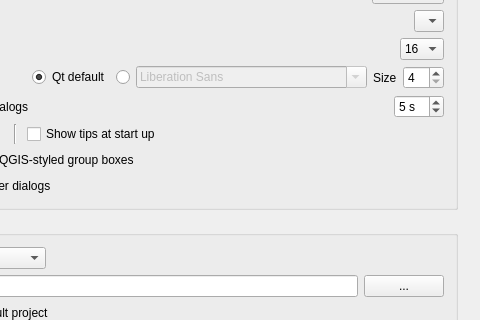
This is src/ui/qgsoptionsbase.ui in qgis/QGIS as Qt 5 draws it before an edit; both pictures show x 368 to 848 and y 91 to 411 of the 848 by 705 pixel window. The edited form follows.
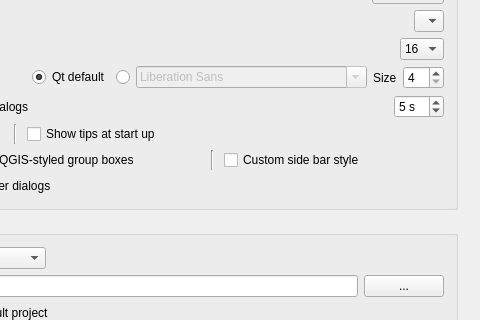
This is the edited form. Icons and pictures are not drawn. Custom widgets are drawn as their Qt base class.

Commit message:
Update to new style side bar style for dialogs.
	- New blue-grey with white text style dialog
	- Side panel runs top to bottom
	- Icon size is read from settings
	- Option to disable in options dialog

```diff
--- a/src/ui/qgsoptionsbase.ui
+++ b/src/ui/qgsoptionsbase.ui
@@ -278,8 +278,8 @@
                <rect>
                 <x>0</x>
                 <y>0</y>
-                <width>687</width>
-                <height>650</height>
+                <width>675</width>
+                <height>639</height>
                </rect>
               </property>
               <layout class="QVBoxLayout" name="verticalLayout_28">
@@ -604,6 +604,26 @@
                       </property>
                      </widget>
                     </item>
+                    <item>
+                     <widget class="Line" name="line_5">
+                      <property name="minimumSize">
+                       <size>
+                        <width>12</width>
+                        <height>0</height>
+                       </size>
+                      </property>
+                      <property name="orientation">
+                       <enum>Qt::Vertical</enum>
+                      </property>
+                     </widget>
+                    </item>
+                    <item>
+                     <widget class="QCheckBox" name="mCustomSideBarSide">
+                      <property name="text">
+                       <string>Custom side bar style</string>
+                      </property>
+                     </widget>
+                    </item>
                    </layout>
                   </item>
                   <item>
```
Left out of the diff: 45 changed lines with no effect on the pictures. Lines whose indentation alone changed are shown as unchanged. The commit also changes 10 other files.
